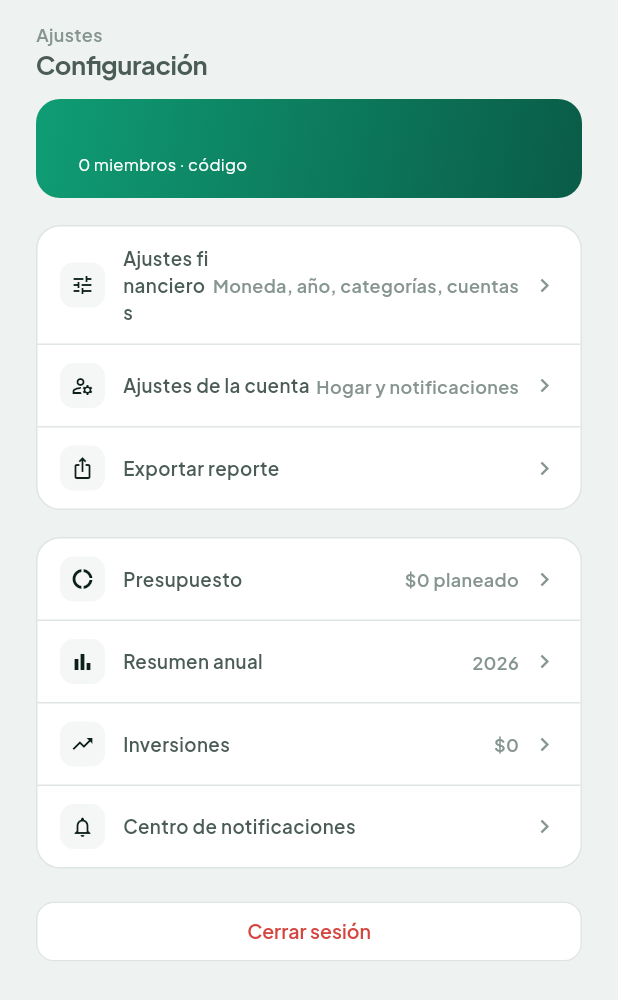
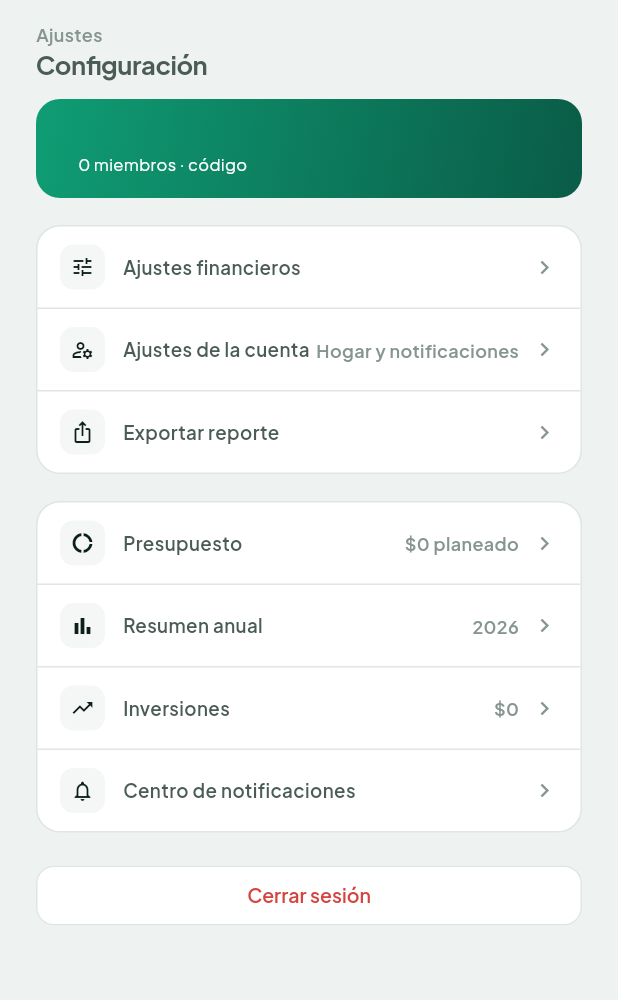
Before and after one commit to DiegoHCH/finan2, a Flutter app: the SettingsScreen screen opened directly with empty values, on a phone screen of 412 x 824 dp. Shown: the top 1000 px of the screen. Run offline on Flutter 3.47's test engine with Material 3 defaults, Android fonts, the phone set to English and light mode, and no system bars; our stand-ins replace cloud_firestore, csv, firebase_auth, firebase_core, firebase_messaging, flutter_local_notifications and 10 more; missing offline and left inert: cryptography, dart:js_interop, google_sign_in_web; accounts and stored records are empty.

Commit message:
fix(settings): drop the subtitle on the Ajustes financieros row

```diff
--- a/lib/features/settings/presentation/screens/settings_screen.dart
+++ b/lib/features/settings/presentation/screens/settings_screen.dart
@@ -168,7 +168,6 @@ class SettingsScreen extends ConsumerWidget {
                       Finan2ListRow(
                         icon: Icons.tune,
                         label: 'Ajustes financieros',
-                        value: 'Moneda, año, categorías, cuentas',
                         onTap: () => Navigator.of(context).push(
                           MaterialPageRoute(
                             builder: (_) => FinancialSettingsScreen(household: household),
```
